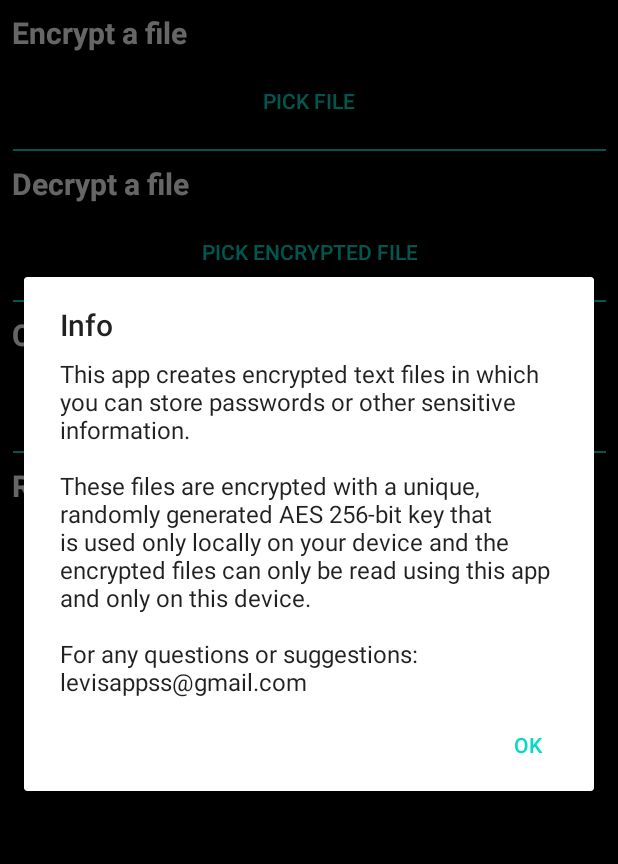
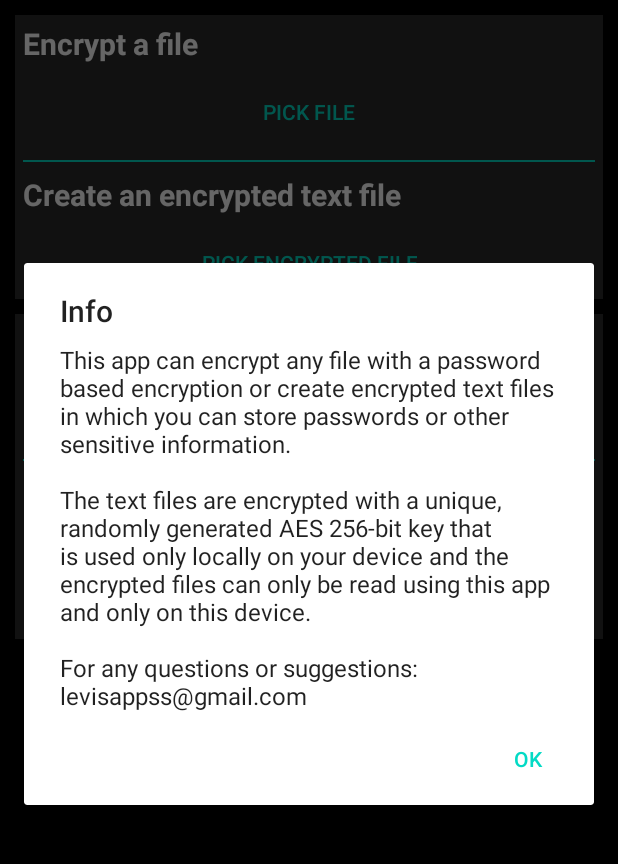
Before and after one commit to levis-apps/FileEncryption, an Android app: the screen it shows after launch (MainActivity), after a tap on "info", on a phone screen of 412 x 824 dp, the part 84-948 px from its top. Run offline under Robolectric (Android 15) with nearby library versions, the phone set to English and light mode, and no system bars; libraries missing offline, so code that uses them is left out: com.nbsp.materialfilepicker; 1 statement that could not run was skipped.

Commit message:
File Encryption 1.0

```diff
--- a/app/src/main/java/com/levisapps/fileencryption/MainActivity.kt
+++ b/app/src/main/java/com/levisapps/fileencryption/MainActivity.kt
@@ -1,7 +1,6 @@
 package com.levisapps.fileencryption
 
 import android.Manifest
-import android.annotation.SuppressLint
 import android.content.Intent
 import android.content.pm.PackageManager
 import android.os.Build
@@ -51,6 +50,7 @@ class MainActivity : AppCompatActivity() {
         cancel.setOnClickListener { closeNewFileUI() }
     }
 
+    //Checking for permissions and prompting in case of a denied permission
     private fun checkPermissions() {
         if (Build.VERSION.SDK_INT < Build.VERSION_CODES.R) {
             if (ContextCompat.checkSelfPermission(
@@ -70,7 +70,7 @@ class MainActivity : AppCompatActivity() {
                     ), 101
                 )
             }
-        } else {
+        } else { //MANAGE_EXTERNAL_STORAGE permission required for Android 11
             if (ContextCompat.checkSelfPermission(
                     applicationContext,
                     Manifest.permission.MANAGE_EXTERNAL_STORAGE
@@ -85,7 +85,7 @@ class MainActivity : AppCompatActivity() {
         }
     }
 
-    @SuppressLint("InflateParams")
+    //Creates a text file which will later be used for writing encrypted text to it
     private fun createEncryptedFile() {
         makeDir()
         var counter = 1
@@ -112,6 +112,7 @@ class MainActivity : AppCompatActivity() {
         Toast.makeText(this, "Encrypted file was saved to $path", Toast.LENGTH_LONG).show()
     }
 
+    //Writing to an encrypted text file using AES with jetpack security
     private fun writeToEncryptedFile(file: File, inp: String) {
         val encryptedFile = EncryptedFile.Builder(
             file,
@@ -128,6 +129,7 @@ class MainActivity : AppCompatActivity() {
         }
     }
 
+    //Reading from an encrypted text file using AES with jetpack security
     private fun readFromEncryptedFile(filePath: String): String {
         val encryptedFile = EncryptedFile.Builder(
             File(filePath),
@@ -147,6 +149,8 @@ class MainActivity : AppCompatActivity() {
         return byteArrayOutputStream.toString()
     }
 
+    //Creates a folder in the external storage
+    //Requires MANAGE_EXTERNAL_STORAGE permission on Android 11
     private fun makeDir() {
         val f = File(Environment.getExternalStorageDirectory(), "File Encryption")
         if (!f.exists()) {
@@ -159,6 +163,7 @@ class MainActivity : AppCompatActivity() {
         newFileLayout.visibility = VISIBLE
     }
 
+    //Opens a file chooser for picking an encrypted text file for decryption
     fun pickFile(view: View) {
         closeNewFileUI()
         MaterialFilePicker()
@@ -185,11 +190,14 @@ class MainActivity : AppCompatActivity() {
         if (resultCode != RESULT_CANCELED && resultCode == RESULT_OK) {
             val sharedPreferences = getSharedPreferences("sharedprefs", MODE_PRIVATE)
             when (requestCode) {
+                //An encrypted text file has been picked and is ready for decryption
                 FILE_PICKER_REQUEST_CODE -> {
                     filepath = data!!.getStringExtra(FilePickerActivity.RESULT_FILE_PATH)!!
                     bioID()
                 }
+                //A file has been picked and is ready for encryption
                 FILE_TO_ENC_PICKER_REQUEST_CODE -> {
+                    //Prompting for a password
                     val alertDialog = AlertDialog.Builder(this)
                     alertDialog.setTitle("Enter Password")
                     val input = EditText(this)
@@ -201,6 +209,7 @@ class MainActivity : AppCompatActivity() {
                     alertDialog.setView(input)
 
                     alertDialog.setPositiveButton("encrypt") { _, _ ->
+                        //Encrypting the file
                         val password = input.text.toString()
 
                         if (password == "") {
@@ -237,7 +246,9 @@ class MainActivity : AppCompatActivity() {
                     }
                     alertDialog.show()
                 }
+                //An encrypted file has been picked and is ready for decryption
                 ENC_FILE_PICKER_REQUEST_CODE -> {
+                    //Prompting for a password
                     val alertDialog = AlertDialog.Builder(this)
                     alertDialog.setTitle("Enter Password")
                     val input = EditText(this)
@@ -249,6 +260,7 @@ class MainActivity : AppCompatActivity() {
                     alertDialog.setView(input)
 
                     alertDialog.setPositiveButton("decrypt") { _, _ ->
+                        //Decrypting the file
                         val password = input.text.toString()
 
                         if (password == "") {
@@ -299,6 +311,8 @@ class MainActivity : AppCompatActivity() {
         }
     }
 
+    //Biometric authentication for decrypting files
+    //Will prompt only if available
     private fun bioID() {
         val executor = ContextCompat.getMainExecutor(this)
         val biometricPrompt = BiometricPrompt(this, executor,
@@ -362,12 +376,13 @@ class MainActivity : AppCompatActivity() {
         return super.onCreateOptionsMenu(menu)
     }
 
+    //Shows a dialog with information
     private fun infoDialog() {
         AlertDialog.Builder(this@MainActivity)
             .setTitle("Info")
             .setMessage(
-                "This app creates encrypted text files in which you can store passwords or other sensitive information.\n\n"
-                        + "These files are encrypted with a unique, randomly generated AES 256-bit key that is used only locally on your device and the encrypted files can only be read using this app and only on this device.\n\n"
+                "This app can encrypt any file with a password based encryption or create encrypted text files in which you can store passwords or other sensitive information.\n\n"
+                        + "The text files are encrypted with a unique, randomly generated AES 256-bit key that is used only locally on your device and the encrypted files can only be read using this app and only on this device.\n\n"
                         + "For any questions or suggestions: levisappss@gmail.com"
             )
             .setPositiveButton("ok") { _, _ ->
@@ -375,7 +390,8 @@ class MainActivity : AppCompatActivity() {
             .show()
     }
 
-    fun pickImage(view: View) {
+    //Opens a file chooser for picking a file for encryption
+    fun pickFileToEnc(view: View) {
         closeNewFileUI()
         MaterialFilePicker()
             .withActivity(this)
@@ -394,7 +410,8 @@ class MainActivity : AppCompatActivity() {
             .start()
     }
 
-    fun pickEncImage(view: View) {
+    //Opens a file chooser for picking an encrypted file for decryption
+    fun pickEncFile(view: View) {
         closeNewFileUI()
         MaterialFilePicker()
             .withActivity(this)
@@ -413,6 +430,8 @@ class MainActivity : AppCompatActivity() {
             .start()
     }
 
+    //Returns the extensions of files
+    //Example: txt for text
     private fun getFileExtension(fullName: String?): String? {
         checkNotNull(fullName)
         val fileName = File(fullName).name
--- a/app/src/main/res/layout/activity_main.xml
+++ b/app/src/main/res/layout/activity_main.xml
@@ -22,99 +22,113 @@
             app:layout_constraintStart_toStartOf="parent"
             app:layout_constraintTop_toTopOf="parent" />
 
+        <androidx.constraintlayout.widget.ConstraintLayout
+            android:id="@+id/fileEncLay"
+            android:layout_width="match_parent"
+            android:layout_height="wrap_content"
+            android:background="#4F8C8C8C"
+            android:layout_marginStart="10dp"
+            android:layout_marginTop="10dp"
+            android:layout_marginEnd="10dp"
+            app:layout_constraintEnd_toEndOf="parent"
+            app:layout_constraintHorizontal_bias="0.0"
+            app:layout_constraintStart_toStartOf="parent"
+            app:layout_constraintTop_toBottomOf="@+id/toolbar">
+
+            <TextView
+                android:id="@+id/textView"
+                android:layout_width="wrap_content"
+                android:layout_height="wrap_content"
+                android:layout_marginStart="5dp"
+                android:layout_marginTop="5dp"
+                android:text="@string/encrypt_a_file"
+                android:textColor="#ffffff"
+                android:textSize="20sp"
+                android:textStyle="bold"
+                app:layout_constraintStart_toStartOf="parent"
+                app:layout_constraintTop_toTopOf="parent"
+                tools:visibility="visible" />
+
             <TextView
                 android:id="@+id/textView2"
                 android:layout_width="wrap_content"
                 android:layout_height="wrap_content"
-            android:layout_marginStart="8dp"
+                android:layout_marginStart="5dp"
                 android:layout_marginTop="8dp"
                 android:text="@string/create_an_encrypted_text_file"
                 android:textColor="#ffffff"
                 android:textSize="20sp"
                 android:textStyle="bold"
                 app:layout_constraintStart_toStartOf="parent"
-            app:layout_constraintTop_toBottomOf="@+id/divider2" />
-
-        <TextView
-            android:id="@+id/textView"
-            android:layout_width="wrap_content"
-            android:layout_height="wrap_content"
-            android:layout_marginStart="8dp"
-            android:layout_marginTop="8dp"
-            android:text="@string/encrypt_a_file"
-            android:textColor="#ffffff"
-            android:textSize="20sp"
-            android:textStyle="bold"
-            app:layout_constraintStart_toStartOf="parent"
-            app:layout_constraintTop_toBottomOf="@+id/toolbar"
-            tools:visibility="visible" />
-
-        <TextView
-            android:id="@+id/textView5"
-            android:layout_width="wrap_content"
-            android:layout_height="wrap_content"
-            android:layout_marginStart="8dp"
-            android:layout_marginTop="8dp"
-            android:text="@string/decrypt_a_file"
-            android:textColor="#ffffff"
-            android:textSize="20sp"
-            android:textStyle="bold"
-            app:layout_constraintStart_toStartOf="parent"
-            app:layout_constraintTop_toBottomOf="@+id/divider3"
-            tools:visibility="visible" />
-
-        <TextView
-            android:id="@+id/textView4"
-            android:layout_width="wrap_content"
-            android:layout_height="wrap_content"
-            android:layout_marginStart="8dp"
-            android:layout_marginTop="8dp"
-            android:text="@string/read_from_an_encrypted_text_file"
-            android:textColor="#ffffff"
-            android:textSize="20sp"
-            android:textStyle="bold"
-            app:layout_constraintStart_toStartOf="parent"
-            app:layout_constraintTop_toBottomOf="@+id/divider" />
-
-        <View
-            android:id="@+id/divider"
-            android:layout_width="395dp"
-            android:layout_height="1dp"
-            android:layout_marginTop="8dp"
-            android:background="@color/colorAccent"
-            app:layout_constraintEnd_toEndOf="parent"
-            app:layout_constraintStart_toStartOf="parent"
-            app:layout_constraintTop_toBottomOf="@+id/newFileLayout" />
-
-        <View
-            android:id="@+id/divider2"
-            android:layout_width="395dp"
-            android:layout_height="1dp"
-            android:layout_marginTop="8dp"
-            android:background="@color/colorAccent"
-            app:layout_constraintEnd_toEndOf="parent"
-            app:layout_constraintStart_toStartOf="parent"
-            app:layout_constraintTop_toBottomOf="@+id/pickencimage"
-            tools:visibility="visible" />
+                app:layout_constraintTop_toBottomOf="@+id/divider3" />
 
             <View
                 android:id="@+id/divider3"
-            android:layout_width="395dp"
+                android:layout_width="0dp"
                 android:layout_height="1dp"
+                android:layout_marginStart="5dp"
                 android:layout_marginTop="8dp"
+                android:layout_marginEnd="5dp"
                 android:background="@color/colorAccent"
                 app:layout_constraintEnd_toEndOf="parent"
                 app:layout_constraintStart_toStartOf="parent"
                 app:layout_constraintTop_toBottomOf="@+id/pickfile"
                 tools:visibility="visible" />
 
+            <Button
+                android:id="@+id/pickfile"
+                style="@style/Widget.AppCompat.Button.Borderless"
+                android:layout_width="wrap_content"
+                android:layout_height="wrap_content"
+                android:layout_marginStart="5dp"
+                android:layout_marginTop="8dp"
+                android:layout_marginEnd="5dp"
+                android:onClick="pickFileToEnc"
+                android:text="@string/pick_file"
+                android:textColor="@color/colorAccent"
+                app:layout_constraintEnd_toEndOf="parent"
+                app:layout_constraintStart_toStartOf="parent"
+                app:layout_constraintTop_toBottomOf="@+id/textView"
+                tools:visibility="visible" />
+
+            <Button
+                android:id="@+id/pickencfile"
+                style="@style/Widget.AppCompat.Button.Borderless"
+                android:layout_width="wrap_content"
+                android:layout_height="wrap_content"
+                android:layout_marginStart="5dp"
+                android:layout_marginTop="8dp"
+                android:layout_marginEnd="5dp"
+                android:onClick="pickEncFile"
+                android:text="@string/pick_encrypted_file"
+                android:textColor="@color/colorAccent"
+                app:layout_constraintEnd_toEndOf="parent"
+                app:layout_constraintStart_toStartOf="parent"
+                app:layout_constraintTop_toBottomOf="@+id/textView2"
+                tools:visibility="visible" />
+
+        </androidx.constraintlayout.widget.ConstraintLayout>
+
+        <androidx.constraintlayout.widget.ConstraintLayout
+            android:layout_width="match_parent"
+            android:layout_height="wrap_content"
+            android:background="#4F8C8C8C"
+            android:layout_marginStart="10dp"
+            android:layout_marginTop="10dp"
+            android:layout_marginEnd="10dp"
+            app:layout_constraintEnd_toEndOf="parent"
+            app:layout_constraintHorizontal_bias="1.0"
+            app:layout_constraintStart_toStartOf="parent"
+            app:layout_constraintTop_toBottomOf="@+id/fileEncLay">
+
             <androidx.constraintlayout.widget.ConstraintLayout
                 android:id="@+id/newFileLayout"
                 android:layout_width="0dp"
                 android:layout_height="wrap_content"
+                android:layout_marginStart="5dp"
+                android:layout_marginEnd="5dp"
                 android:visibility="gone"
                 app:layout_constraintEnd_toEndOf="parent"
-            app:layout_constraintHorizontal_bias="0.0"
                 app:layout_constraintStart_toStartOf="parent"
                 app:layout_constraintTop_toBottomOf="@+id/newFile">
 
@@ -122,7 +136,6 @@
                     android:id="@+id/textView3"
                     android:layout_width="wrap_content"
                     android:layout_height="wrap_content"
-                android:layout_marginStart="8dp"
                     android:text="@string/enter_the_file_s_name_and_its_content"
                     android:textColor="#ffffff"
                     android:textSize="18sp"
@@ -133,12 +146,11 @@
                     android:id="@+id/fname"
                     android:layout_width="wrap_content"
                     android:layout_height="wrap_content"
-                android:layout_marginStart="8dp"
                     android:layout_marginTop="8dp"
-                android:layout_marginEnd="8dp"
                     android:backgroundTint="@color/colorAccent"
                     android:ems="10"
                     android:hint="@string/name"
+                    android:textColorHint="#C6C6C6"
                     android:importantForAutofill="no"
                     android:inputType="textLongMessage"
                     android:textColor="#ffffff"
@@ -151,14 +163,13 @@
                     android:id="@+id/fcontent"
                     android:layout_width="0dp"
                     android:layout_height="wrap_content"
-                android:layout_marginStart="8dp"
                     android:layout_marginTop="8dp"
-                android:layout_marginEnd="8dp"
                     android:backgroundTint="@color/colorAccent"
                     android:ems="10"
                     android:hint="@string/content"
+                    android:textColorHint="#C6C6C6"
                     android:importantForAutofill="no"
-                android:inputType="textAutoCorrect"
+                    android:inputType="textMultiLine"
                     android:textColor="#ffffff"
                     app:layout_constraintEnd_toEndOf="parent"
                     app:layout_constraintStart_toStartOf="parent"
@@ -170,7 +181,7 @@
                     android:layout_width="wrap_content"
                     android:layout_height="wrap_content"
                     android:layout_marginTop="8dp"
-                android:layout_marginEnd="8dp"
+                    android:layout_marginEnd="3dp"
                     android:text="@string/save_file"
                     android:textColor="@color/colorAccent"
                     android:textSize="14sp"
@@ -183,11 +194,12 @@
                     style="@style/Widget.AppCompat.Button.Borderless"
                     android:layout_width="wrap_content"
                     android:layout_height="wrap_content"
-                android:layout_marginStart="8dp"
+                    android:layout_marginStart="3dp"
                     android:layout_marginTop="8dp"
-                android:layout_marginEnd="8dp"
+                    android:layout_marginEnd="3dp"
                     android:text="@string/cancel"
                     android:textColor="@color/colorAccent"
+                    app:layout_constraintBottom_toBottomOf="parent"
                     app:layout_constraintEnd_toStartOf="@+id/save"
                     app:layout_constraintHorizontal_bias="0.0"
                     app:layout_constraintStart_toStartOf="parent"
@@ -195,29 +207,70 @@
 
             </androidx.constraintlayout.widget.ConstraintLayout>
 
+            <TextView
+                android:id="@+id/textView5"
+                android:layout_width="wrap_content"
+                android:layout_height="wrap_content"
+                android:layout_marginStart="5dp"
+                android:layout_marginTop="5dp"
+                android:text="@string/decrypt_a_file"
+                android:textColor="#ffffff"
+                android:textSize="20sp"
+                android:textStyle="bold"
+                app:layout_constraintStart_toStartOf="parent"
+                app:layout_constraintTop_toTopOf="parent"
+                tools:visibility="visible" />
+
+            <TextView
+                android:id="@+id/textView4"
+                android:layout_width="wrap_content"
+                android:layout_height="wrap_content"
+                android:layout_marginStart="5dp"
+                android:layout_marginTop="8dp"
+                android:text="@string/read_from_an_encrypted_text_file"
+                android:textColor="#ffffff"
+                android:textSize="20sp"
+                android:textStyle="bold"
+                app:layout_constraintStart_toStartOf="parent"
+                app:layout_constraintTop_toBottomOf="@+id/divider2" />
+
+            <View
+                android:id="@+id/divider2"
+                android:layout_width="0dp"
+                android:layout_height="1dp"
+                android:layout_marginStart="5dp"
+                android:layout_marginTop="8dp"
+                android:layout_marginEnd="5dp"
+                android:background="@color/colorAccent"
+                app:layout_constraintEnd_toEndOf="parent"
+                app:layout_constraintHorizontal_bias="0.0"
+                app:layout_constraintStart_toStartOf="parent"
+                app:layout_constraintTop_toBottomOf="@+id/newFileLayout"
+                tools:visibility="visible" />
+
             <Button
                 android:id="@+id/newFile"
                 style="@style/Widget.AppCompat.Button.Borderless"
                 android:layout_width="wrap_content"
                 android:layout_height="wrap_content"
-            android:layout_marginStart="8dp"
+                android:layout_marginStart="5dp"
                 android:layout_marginTop="8dp"
-            android:layout_marginEnd="8dp"
+                android:layout_marginEnd="5dp"
                 android:onClick="newFile"
                 android:text="@string/new_file"
                 android:textColor="@color/colorAccent"
                 app:layout_constraintEnd_toEndOf="parent"
                 app:layout_constraintStart_toStartOf="parent"
-            app:layout_constraintTop_toBottomOf="@+id/textView2" />
+                app:layout_constraintTop_toBottomOf="@+id/textView5" />
 
             <Button
                 android:id="@+id/pick"
                 style="@style/Widget.AppCompat.Button.Borderless"
                 android:layout_width="wrap_content"
                 android:layout_height="wrap_content"
-            android:layout_marginStart="8dp"
+                android:layout_marginStart="5dp"
                 android:layout_marginTop="8dp"
-            android:layout_marginEnd="8dp"
+                android:layout_marginEnd="5dp"
                 android:onClick="pickFile"
                 android:text="@string/pick_a_file"
                 android:textColor="@color/colorAccent"
@@ -229,45 +282,14 @@
                 android:id="@+id/decFile"
                 android:layout_width="0dp"
                 android:layout_height="wrap_content"
-            android:layout_marginStart="8dp"
+                android:layout_marginStart="5dp"
                 android:layout_marginTop="8dp"
-            android:layout_marginEnd="8dp"
+                android:layout_marginEnd="5dp"
                 android:textColor="#ffffff"
                 app:layout_constraintEnd_toEndOf="parent"
                 app:layout_constraintStart_toStartOf="parent"
                 app:layout_constraintTop_toBottomOf="@+id/pick" />
-
-        <Button
-            android:id="@+id/pickfile"
-            style="@style/Widget.AppCompat.Button.Borderless"
-            android:layout_width="wrap_content"
-            android:layout_height="wrap_content"
-            android:layout_marginStart="8dp"
-            android:layout_marginTop="8dp"
-            android:layout_marginEnd="8dp"
-            android:onClick="pickImage"
-            android:text="@string/pick_file"
-            android:textColor="@color/colorAccent"
-            app:layout_constraintEnd_toEndOf="parent"
-            app:layout_constraintStart_toStartOf="parent"
-            app:layout_constraintTop_toBottomOf="@+id/textView"
-            tools:visibility="visible" />
-
-        <Button
-            android:id="@+id/pickencimage"
-            style="@style/Widget.AppCompat.Button.Borderless"
-            android:layout_width="wrap_content"
-            android:layout_height="wrap_content"
-            android:layout_marginStart="8dp"
-            android:layout_marginTop="8dp"
-            android:layout_marginEnd="8dp"
-            android:onClick="pickEncImage"
-            android:text="@string/pick_encrypted_file"
-            android:textColor="@color/colorAccent"
-            app:layout_constraintEnd_toEndOf="parent"
-            app:layout_constraintStart_toStartOf="parent"
-            app:layout_constraintTop_toBottomOf="@+id/textView5"
-            tools:visibility="visible" />
+        </androidx.constraintlayout.widget.ConstraintLayout>
 
     </androidx.constraintlayout.widget.ConstraintLayout>
 </androidx.core.widget.NestedScrollView>
```
Also changed, not shown: app/src/main/java/com/levisapps/fileencryption/FileEncryption.kt (+5 -7 lines). Lines whose indentation alone changed are shown as unchanged.
